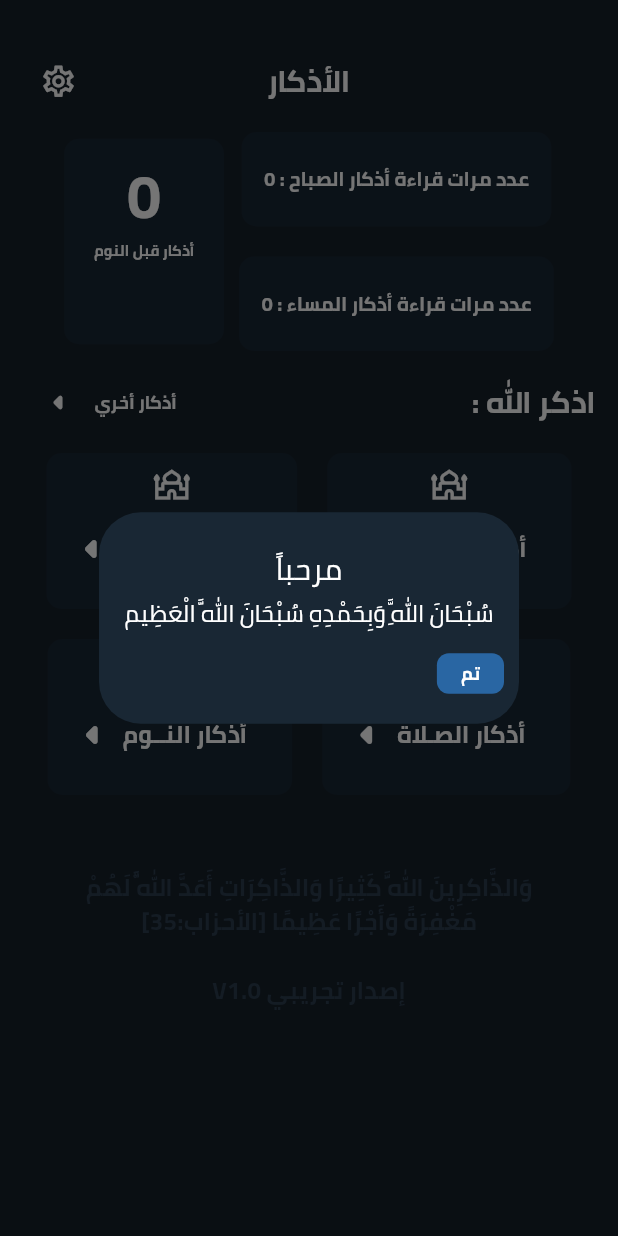
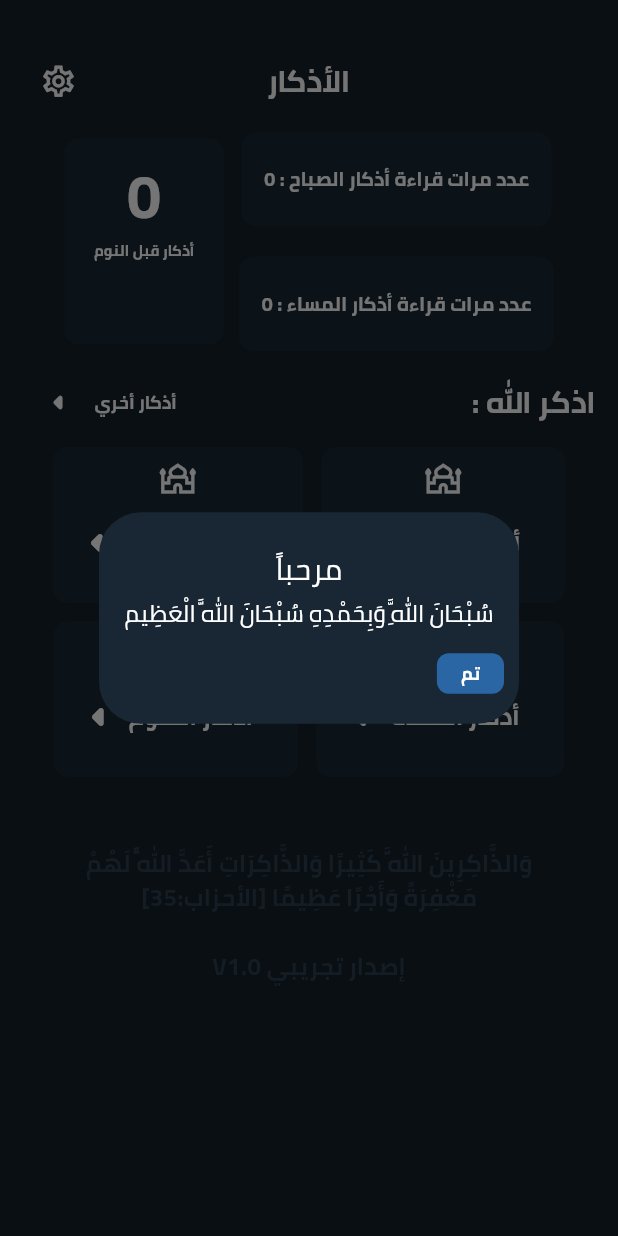
Before and after one commit to AkramMousa458/Azkar, a Flutter app: the screen it shows after launch, on a phone screen of 412 x 824 dp. Run offline on Flutter 3.47's test engine with Material 3 defaults, Android fonts, the light colour scheme and no system bars; our stand-ins replace device_preview, flutter_local_notifications, shared_preferences.

```diff
--- a/lib/components/azkar_category.dart
+++ b/lib/components/azkar_category.dart
@@ -3,7 +3,6 @@ import 'package:train/constants.dart';
 
 class AzkarBox extends StatelessWidget {
   const AzkarBox({super.key, required this.text, required this.onTap});
-
 
   final String text;
   final VoidCallback onTap;
@@ -15,15 +14,13 @@ class AzkarBox extends StatelessWidget {
 
     return GestureDetector(
       onTap: onTap,
-        child:  Container(
-            margin: const EdgeInsets.all(10),
-            padding: isMMobile? const EdgeInsets.only(
-                right: 0, bottom: 10, left: 0)
-                : const EdgeInsets.only(
-                right: 10, bottom: 20, left: 10),
+      child: Container(
+          margin: const EdgeInsets.all(6),
+          padding: isMMobile
+              ? const EdgeInsets.only(right: 0, bottom: 10, left: 0)
+              : const EdgeInsets.only(right: 10, bottom: 20, left: 10),
           decoration: BoxDecoration(
-                color: boxColor,
-                borderRadius: BorderRadius.circular(10)),
+              color: boxColor, borderRadius: BorderRadius.circular(10)),
           child: Column(
             children: [
               const Padding(
@@ -42,7 +39,7 @@ class AzkarBox extends StatelessWidget {
                       text,
                       style: TextStyle(
                         color: mainTextColor,
-                          fontSize: isSMobile? 12:16,
+                        fontSize: isSMobile ? 12 : 16,
                         fontFamily: 'Cairo',
                         fontWeight: FontWeight.bold,
                       ),
@@ -50,14 +47,13 @@ class AzkarBox extends StatelessWidget {
                   ),
                   Icon(
                     Icons.arrow_left_rounded,
-                      size: isSMobile? 25:40,
+                    size: isSMobile ? 25 : 40,
                     color: mainTextColor,
                   )
                 ],
               )
             ],
-            )
-        ),
+          )),
     );
   }
 }
```
Also changed, not shown: lib/main.dart (+14 -25 lines), lib/noti.dart (added, +32 -0 lines), lib/pages/azkar_elmasaa_page.dart (+11 -14 lines), lib/pages/home_page.dart (+68 -43 lines), pubspec.yaml (+8 -11 lines), pubspec.lock, 3 other files. Lines whose indentation alone changed are shown as unchanged.
